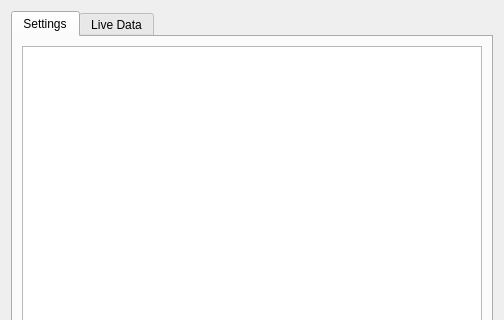
Before: the Qt Designer form gui/src/diagnosticdisplay.ui in dlktdr/HeadTracker, drawn with Qt 5; both pictures show x 0 to 504 and y 0 to 320 of the 504 by 526 pixel window.
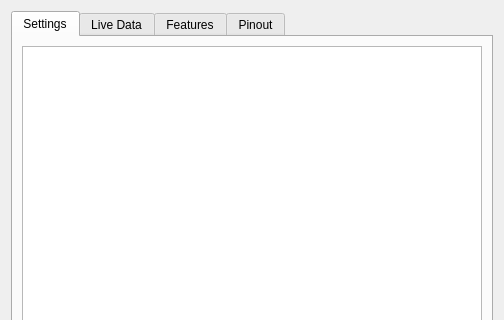
After: the same form once the commit is applied. The open tabs and pages were chosen to show the change.

Commit message:
Board sends features + pin map to the GUI
Removes all the custom board checks in the GUI. Only show the features that are available.
Diagnostic Display shows the features and pinout

The edit to the form file:
```diff
--- a/gui/src/diagnosticdisplay.ui
+++ b/gui/src/diagnosticdisplay.ui
@@ -46,6 +46,26 @@
        </item>
       </layout>
      </widget>
+     <widget class="QWidget" name="tabFeatures">
+      <attribute name="title">
+       <string>Features</string>
+      </attribute>
+      <layout class="QVBoxLayout" name="verticalLayout_5">
+       <item>
+        <widget class="QListWidget" name="lstFeatures"/>
+       </item>
+      </layout>
+     </widget>
+     <widget class="QWidget" name="pins">
+      <attribute name="title">
+       <string>Pinout</string>
+      </attribute>
+      <layout class="QVBoxLayout" name="verticalLayout_4">
+       <item>
+        <widget class="QTableWidget" name="tblPins"/>
+       </item>
+      </layout>
+     </widget>
     </widget>
    </item>
    <item>
```
Left out of the diff: 11 changed lines with no effect on the pictures. The commit also changes 45 other files.
